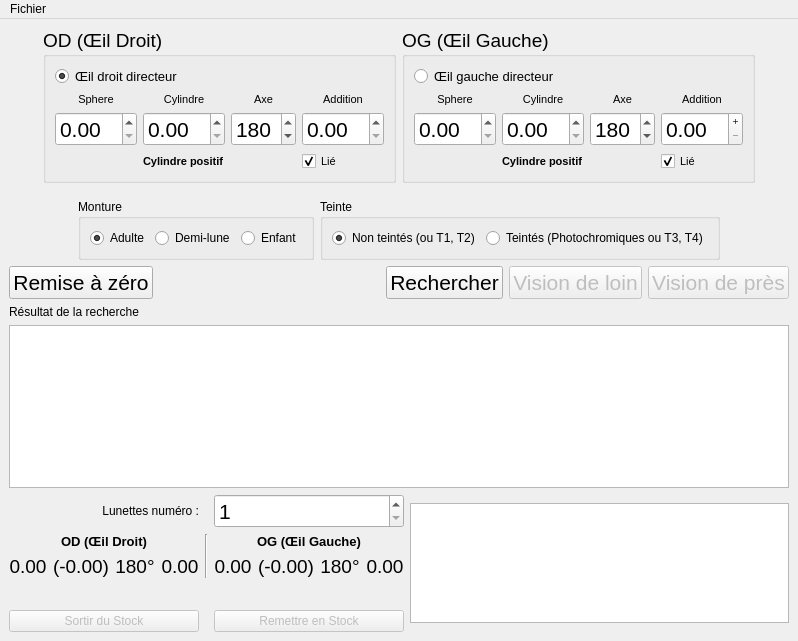
Qt form search.ui (Oripy/Oryx) before a commit.
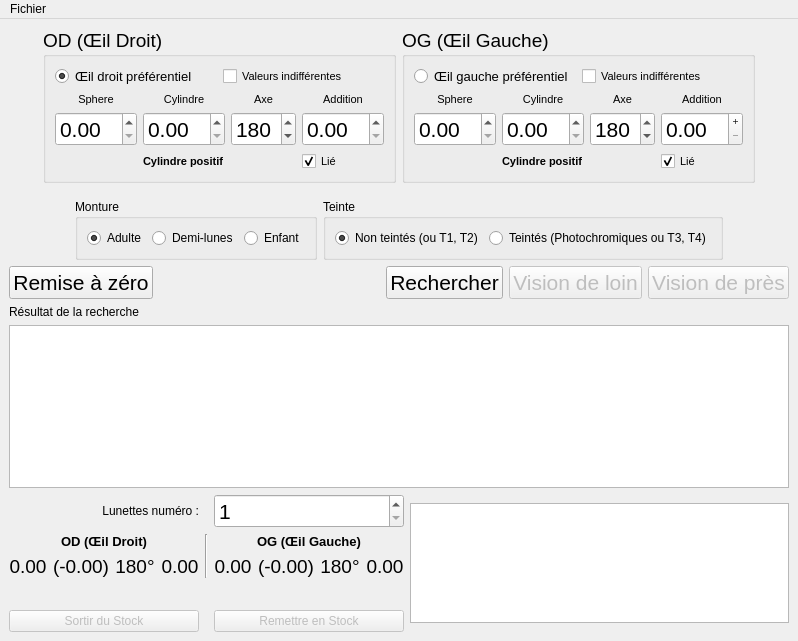
The same form after that commit. Icons and pictures are not drawn. Custom widgets are drawn as their Qt base class.

What changed in the file:
```diff
--- a/search.ui
+++ b/search.ui
@@ -62,7 +62,7 @@
            <string>OD (Œil Droit)</string>
           </property>
           <layout class="QGridLayout" name="gridLayout_7">
-           <item row="1" column="0">
+           <item row="4" column="0">
             <layout class="QGridLayout" name="rightEyeLayout">
              <item row="0" column="0">
               <widget class="QLabel" name="label_2">
@@ -212,15 +212,20 @@
              </item>
             </layout>
            </item>
-           <item row="0" column="0">
+           <item row="1" column="0">
+            <layout class="QHBoxLayout" name="horizontalLayout_7">
+             <item>
             <widget class="QRadioButton" name="rMasterRadio">
              <property name="font">
               <font>
                <pointsize>10</pointsize>
               </font>
              </property>
+               <property name="focusPolicy">
+                <enum>Qt::ClickFocus</enum>
+               </property>
              <property name="text">
-              <string>Œil droit directeur</string>
+                <string>Œil droit préférentiel</string>
              </property>
              <property name="checked">
               <bool>true</bool>
@@ -229,6 +234,23 @@
               <string notr="true">buttonGroup</string>
              </attribute>
             </widget>
+             </item>
+             <item>
+              <widget class="QCheckBox" name="rIndifCheckBox">
+               <property name="font">
+                <font>
+                 <pointsize>8</pointsize>
+                </font>
+               </property>
+               <property name="focusPolicy">
+                <enum>Qt::ClickFocus</enum>
+               </property>
+               <property name="text">
+                <string>Valeurs indifférentes</string>
+               </property>
+              </widget>
+             </item>
+            </layout>
            </item>
           </layout>
          </widget>
@@ -244,7 +266,7 @@
            <string>OG (Œil Gauche)</string>
           </property>
           <layout class="QGridLayout" name="gridLayout_8">
-           <item row="1" column="0">
+           <item row="2" column="0">
             <layout class="QGridLayout" name="leftEyeLayout">
              <item row="1" column="1">
               <widget class="negativeZeroSpinBox" name="lCylSpin">
@@ -398,19 +420,44 @@
             </layout>
            </item>
            <item row="0" column="0">
+            <layout class="QHBoxLayout" name="horizontalLayout_8">
+             <property name="topMargin">
+              <number>0</number>
+             </property>
+             <item>
             <widget class="QRadioButton" name="lMasterRadio">
              <property name="font">
               <font>
                <pointsize>10</pointsize>
               </font>
              </property>
+               <property name="focusPolicy">
+                <enum>Qt::ClickFocus</enum>
+               </property>
              <property name="text">
-              <string>Œil gauche directeur</string>
+                <string>Œil gauche préférentiel</string>
              </property>
              <attribute name="buttonGroup">
               <string notr="true">buttonGroup</string>
              </attribute>
             </widget>
+             </item>
+             <item>
+              <widget class="QCheckBox" name="lIndifCheckBox">
+               <property name="font">
+                <font>
+                 <pointsize>8</pointsize>
+                </font>
+               </property>
+               <property name="focusPolicy">
+                <enum>Qt::ClickFocus</enum>
+               </property>
+               <property name="text">
+                <string>Valeurs indifférentes</string>
+               </property>
+              </widget>
+             </item>
+            </layout>
            </item>
           </layout>
          </widget>
@@ -476,7 +523,7 @@
            <item>
             <widget class="QRadioButton" name="childRadioHalf">
              <property name="text">
-              <string>Demi-lune</string>
+              <string>Demi-lunes</string>
              </property>
             </widget>
            </item>
```
Left out of the diff: 2 changed lines with no effect on the pictures. Lines whose indentation alone changed are shown as unchanged.
